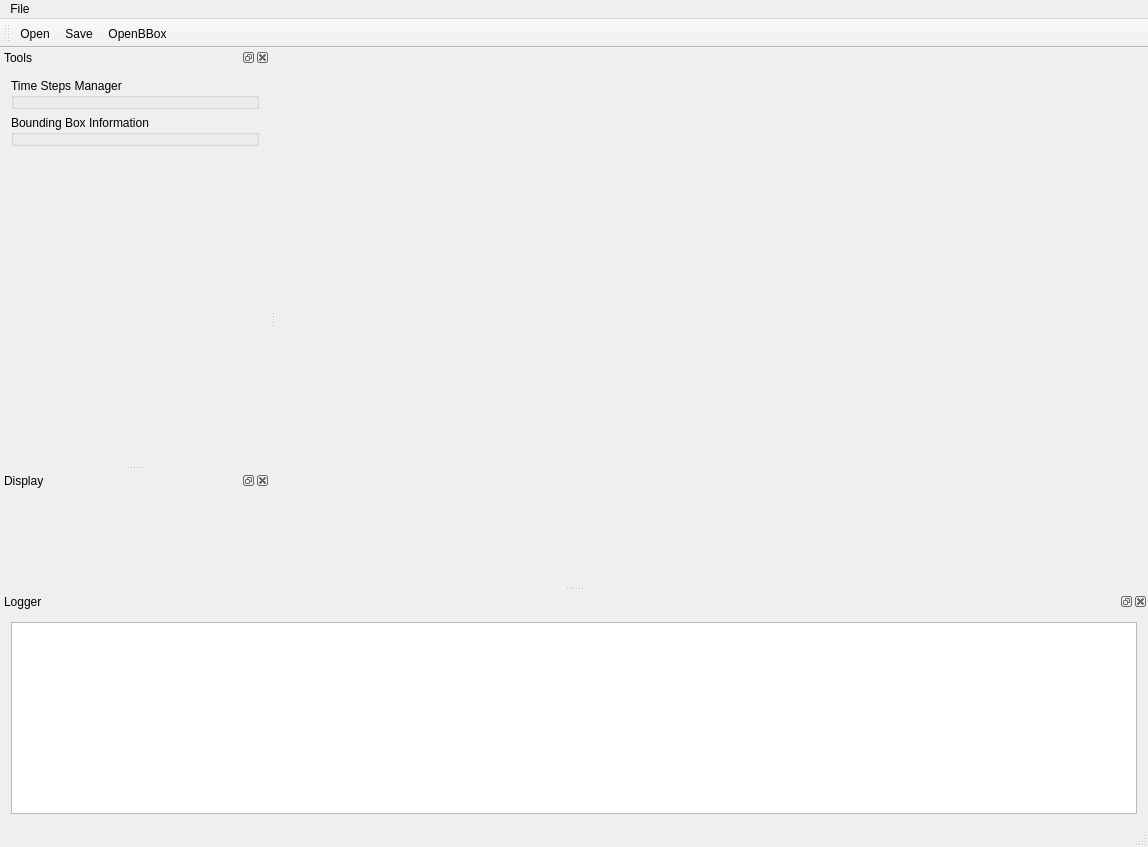
Old version of the form MainWindow.ui in the repository MatthieuZins/BoundingBoxMe.
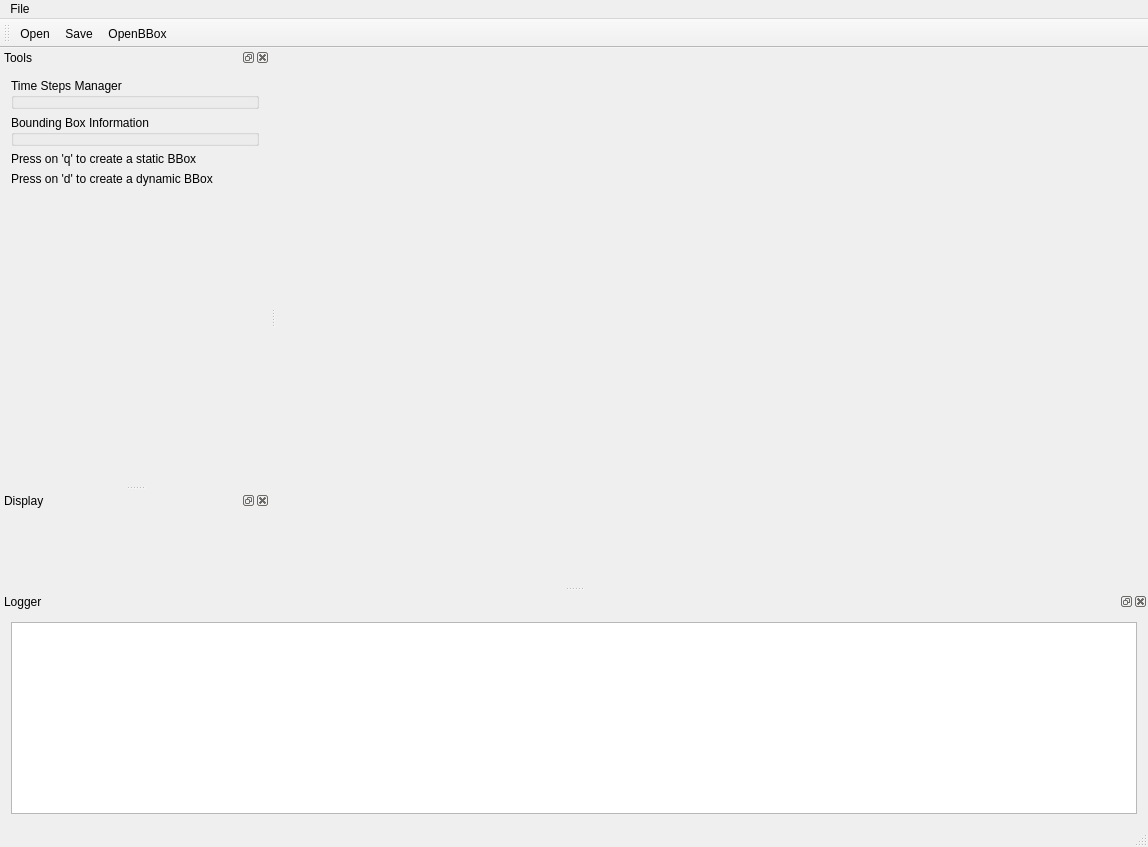
New version of the form. Icons and pictures are not drawn. Custom widgets are drawn as their Qt base class.

Diff of the .ui file:
```diff
--- a/MainWindow.ui
+++ b/MainWindow.ui
@@ -116,6 +116,20 @@
        </property>
       </widget>
      </item>
+     <item>
+      <widget class="QLabel" name="label">
+       <property name="text">
+        <string>Press on 'q' to create a static BBox</string>
+       </property>
+      </widget>
+     </item>
+     <item>
+      <widget class="QLabel" name="label_2">
+       <property name="text">
+        <string>Press on 'd' to create a dynamic BBox</string>
+       </property>
+      </widget>
+     </item>
      <item>
       <spacer name="verticalSpacer">
        <property name="orientation">
```
